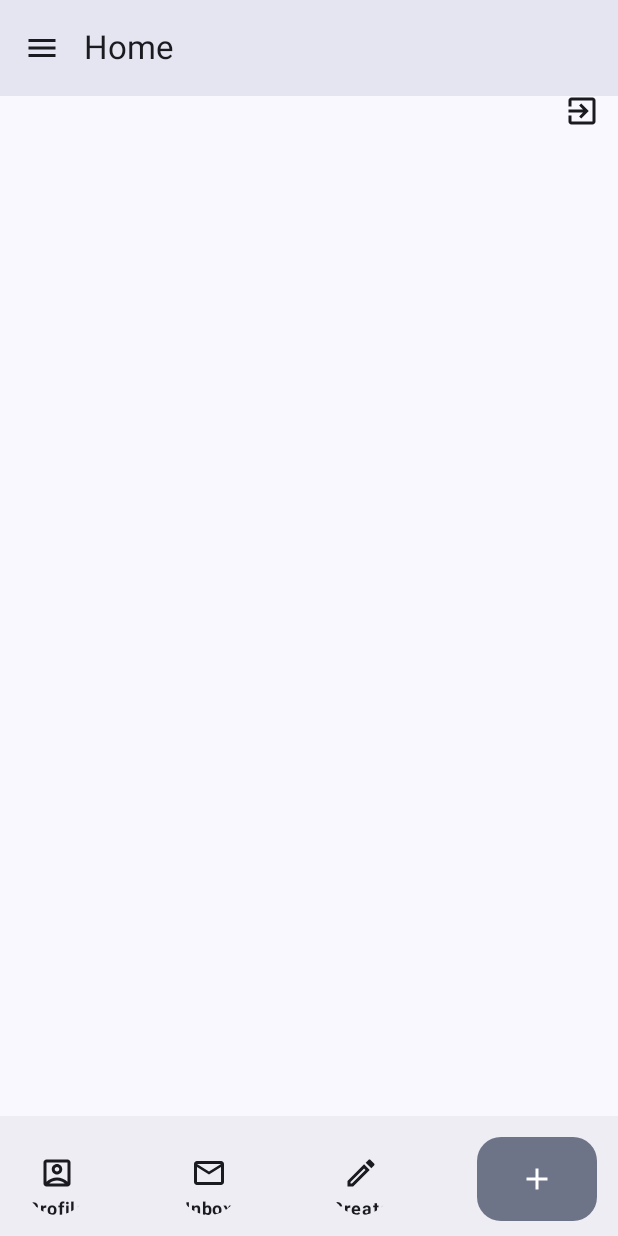
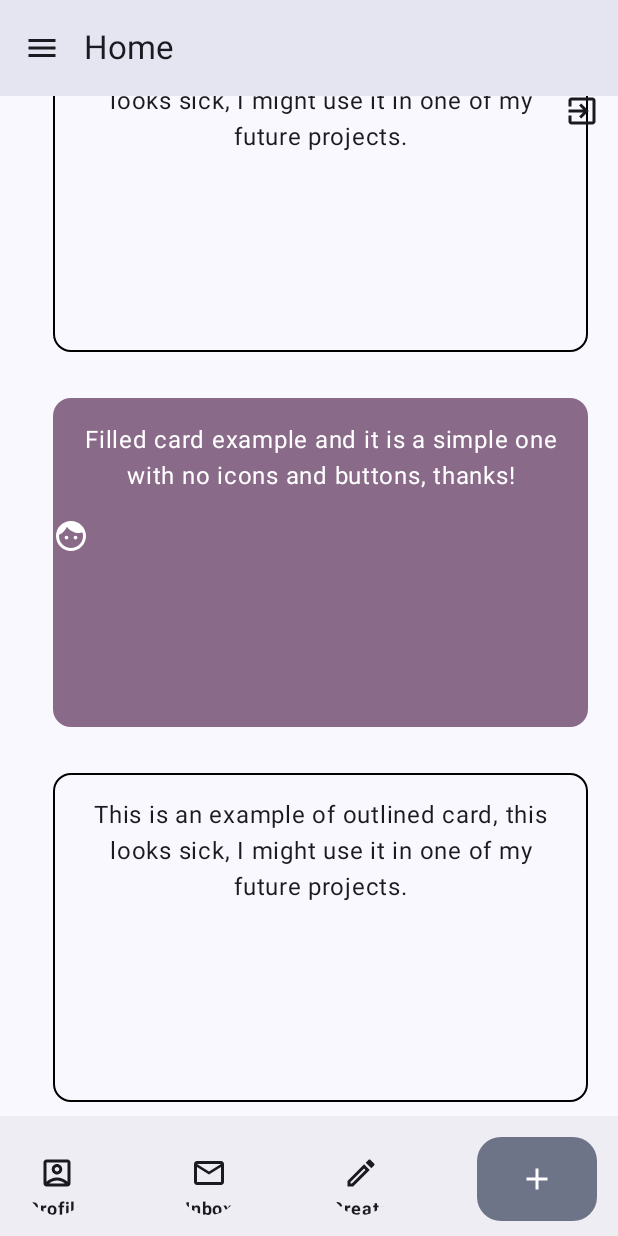
Before and after one commit to YadavYashvant/Compose-Material3, an Android app built with Jetpack Compose: the screen it shows after launch (MainActivity), on a phone screen of 412 x 824 dp. Run offline under Robolectric (Android 15) with nearby library versions, the phone set to English and light mode, and no system bars.

Commit message:
using FilledCard and OutlinedCard in content inside ModalNavigationBar

```diff
--- a/app/src/main/java/com/example/compose_material3/BottomNavigation.kt
+++ b/app/src/main/java/com/example/compose_material3/BottomNavigation.kt
@@ -1,9 +1,116 @@
 package com.example.compose_material3
 
+import androidx.compose.foundation.layout.Arrangement
+import androidx.compose.foundation.layout.Column
+import androidx.compose.foundation.layout.Row
 import androidx.compose.foundation.layout.RowScope
+import androidx.compose.foundation.layout.fillMaxHeight
+import androidx.compose.foundation.layout.fillMaxWidth
+import androidx.compose.foundation.layout.padding
+import androidx.compose.material.icons.Icons
+import androidx.compose.material.icons.filled.Add
+import androidx.compose.material.icons.outlined.AccountBox
+import androidx.compose.material.icons.outlined.Create
+import androidx.compose.material.icons.outlined.Email
+import androidx.compose.material3.BottomAppBar
+import androidx.compose.material3.BottomAppBarDefaults
+import androidx.compose.material3.ExtendedFloatingActionButton
+import androidx.compose.material3.FloatingActionButtonDefaults
+import androidx.compose.material3.Icon
+import androidx.compose.material3.IconButton
+import androidx.compose.material3.Text
 import androidx.compose.runtime.Composable
+import androidx.compose.ui.Alignment
+import androidx.compose.ui.Modifier
+import androidx.compose.ui.text.font.FontWeight
+import androidx.compose.ui.unit.dp
+import androidx.compose.ui.unit.sp
 
 @Composable
 fun BottomNavigation() {
+    BottomAppBar(
+        modifier = Modifier
+    ) {
+        Row(
+            horizontalArrangement = Arrangement.SpaceBetween,
+            modifier = Modifier
+                .fillMaxWidth()
+                .padding(horizontal = 10.dp),
+            verticalAlignment = Alignment.Bottom
+        ) {
 
+            IconButton(
+                onClick = {
+                },
+                modifier = Modifier
+                //.size(ButtonDefaults.IconSize)
+            ) {
+                Column(
+                    modifier = Modifier
+                        .fillMaxWidth()
+                ) {
+                    Icon(
+                        Icons.Outlined.AccountBox,
+                        contentDescription = "description",
+                        modifier = Modifier.align(Alignment.CenterHorizontally)
+                    )
+                    Text(text = "Profile", fontSize = 12.sp, modifier = Modifier
+                        .align(Alignment.CenterHorizontally),
+                        fontWeight = FontWeight.Bold
+                    )
+                }
+            }
+            IconButton(
+                onClick = { /*TODO*/ },
+                modifier = Modifier,
+            ) {
+                Column(
+                    modifier = Modifier
+                        .fillMaxWidth()
+                ) {
+                    Icon(
+                        Icons.Outlined.Email,
+                        contentDescription = "description",
+                        modifier = Modifier.align(Alignment.CenterHorizontally)
+                    )
+                    Text(text = "Inbox", fontSize = 12.sp, modifier = Modifier
+                        .align(Alignment.CenterHorizontally),
+                        fontWeight = FontWeight.Bold
+                    )
+                }
+            }
+            IconButton(
+                onClick = { /*TODO*/ },
+                modifier = Modifier
+            ) {
+                Column(
+                    modifier = Modifier
+                        .fillMaxWidth()
+                ) {
+                    Icon(
+                        Icons.Outlined.Create,
+                        contentDescription = "description",
+                        modifier = Modifier.align(Alignment.CenterHorizontally)
+                    )
+                    Text(text = "Create", fontSize = 12.sp, modifier = Modifier
+                        .align(Alignment.CenterHorizontally)
+                        .fillMaxWidth()
+                        .fillMaxHeight(),
+                        fontWeight = FontWeight.Bold
+                    )
+                }
+            }
+            ExtendedFloatingActionButton(
+                onClick = { /*TODO*/ },
+                containerColor = BottomAppBarDefaults.bottomAppBarFabColor,
+                elevation = FloatingActionButtonDefaults.bottomAppBarFabElevation(),
+                modifier = Modifier
+            ) {
+                Icon(
+                    imageVector = Icons.Filled.Add,
+                    contentDescription = "checking"
+                )
+            }
+        }
+    }
 }
--- a/app/src/main/java/com/example/compose_material3/DissmissibleNavigationDrawer.kt
+++ b/app/src/main/java/com/example/compose_material3/DissmissibleNavigationDrawer.kt
@@ -5,11 +5,17 @@ import androidx.compose.material3.ExperimentalMaterial3Api
 import androidx.compose.runtime.Composable
 import androidx.activity.compose.BackHandler
 import androidx.compose.foundation.background
+import androidx.compose.foundation.gestures.Orientation
+import androidx.compose.foundation.gestures.scrollable
+import androidx.compose.foundation.layout.Box
 import androidx.compose.foundation.layout.Column
 import androidx.compose.foundation.layout.Spacer
 import androidx.compose.foundation.layout.fillMaxSize
 import androidx.compose.foundation.layout.height
 import androidx.compose.foundation.layout.padding
+import androidx.compose.foundation.layout.paddingFromBaseline
+import androidx.compose.foundation.rememberScrollState
+import androidx.compose.foundation.verticalScroll
 import androidx.compose.material.icons.Icons
 import androidx.compose.material.icons.filled.Email
 import androidx.compose.material.icons.filled.Face
@@ -50,6 +56,7 @@ fun NavigationDrawer(
 
     val drawerState = rememberDrawerState(DrawerValue.Closed)
     val scope = rememberCoroutineScope()
+    val scrollState = rememberScrollState()
 
     val items = listOf(Icons.Default.Favorite, Icons.Default.Face, Icons.Default.Email, Icons.Default.Home, Icons.Filled.Settings, Icons.Filled.Search)
     val selectedItem = remember{
@@ -104,7 +111,31 @@ fun NavigationDrawer(
                 )
             },
             content = {
+                Box(
+                ) {
+                    Column(
+                        Modifier
+                            //.scrollable(scrollState, enabled = true, orientation = Orientation.Vertical)
+                            .verticalScroll(rememberScrollState())
+                    ) {
+                        OutlinedCardExample()
+                        FilledcardExample()
+                        OutlinedCardExample()
+                        OutlinedCardExample()
+                        FilledcardExample()
+                        OutlinedCardExample()
+                        FilledcardExample()
+                        OutlinedCardExample()
+                        FilledcardExample()
+                        OutlinedCardExample()
+                        FilledcardExample()
+                        OutlinedCardExample()
+                        FilledcardExample()
+                        OutlinedCardExample()
 
+
+                    }
+                }
             }
         )
     }
--- a/app/src/main/java/com/example/compose_material3/FilledCard.kt
+++ b/app/src/main/java/com/example/compose_material3/FilledCard.kt
@@ -1,6 +1,8 @@
 package com.example.compose_material3
 
+import androidx.compose.foundation.layout.absolutePadding
 import androidx.compose.foundation.layout.padding
+import androidx.compose.foundation.layout.paddingFromBaseline
 import androidx.compose.foundation.layout.size
 import androidx.compose.material.icons.Icons
 import androidx.compose.material.icons.filled.Face
@@ -22,8 +24,9 @@ fun FilledcardExample() {
             containerColor = MaterialTheme.colorScheme.tertiaryContainer
         ),
         modifier = Modifier
-            .size(width = 220.dp, height = 250.dp)
-            .padding(vertical = 40.dp)
+            .size(width = 420.dp, height = 250.dp)
+            .padding(vertical = 15.dp, horizontal =20.dp)
+            .absolutePadding(left = 15.dp)
     ) {
         Text(
             text = "Filled card example and it is a simple one with no icons and buttons, thanks!",
--- a/app/src/main/java/com/example/compose_material3/MainActivity.kt
+++ b/app/src/main/java/com/example/compose_material3/MainActivity.kt
@@ -109,92 +109,13 @@ class MainActivity : ComponentActivity() {
                         ) {
                             Dialog()
                         }
-                        BottomAppBar(
-                            modifier = Modifier
-                                .fillMaxWidth()
-                                .align(Alignment.BottomCenter)
-                        ) {
-                            Row(
-                                horizontalArrangement = Arrangement.SpaceBetween,
-                                modifier = Modifier
-                                    .fillMaxWidth()
-                                    .padding(horizontal = 10.dp),
-                                verticalAlignment = Alignment.Bottom
-                            ) {
 
-                                IconButton(
-                                    onClick = {
-                                    },
-                                    modifier = Modifier
-                                    //.size(ButtonDefaults.IconSize)
-                                ) {
-                                    Column(
-                                        modifier = Modifier
-                                            .fillMaxWidth()
-                                    ) {
-                                        Icon(
-                                            Icons.Outlined.AccountBox,
-                                            contentDescription = "description",
-                                            modifier = Modifier.align(Alignment.CenterHorizontally)
-                                        )
-                                        Text(text = "Profile", fontSize = 12.sp, modifier = Modifier
-                                            .align(Alignment.CenterHorizontally),
-                                            fontWeight = FontWeight.Bold
-                                        )
-                                    }
-                                }
-                                IconButton(
-                                    onClick = { /*TODO*/ },
-                                    modifier = Modifier,
-                                ) {
-                                    Column(
-                                        modifier = Modifier
-                                            .fillMaxWidth()
-                                    ) {
-                                        Icon(
-                                            Icons.Outlined.Email,
-                                            contentDescription = "description",
-                                            modifier = Modifier.align(Alignment.CenterHorizontally)
-                                        )
-                                        Text(text = "Inbox", fontSize = 12.sp, modifier = Modifier
-                                            .align(Alignment.CenterHorizontally),
-                                            fontWeight = FontWeight.Bold
-                                        )
-                                    }
-                                }
-                                IconButton(
-                                    onClick = { /*TODO*/ },
-                                    modifier = Modifier
-                                ) {
-                                    Column(
-                                        modifier = Modifier
-                                            .fillMaxWidth()
-                                    ) {
-                                        Icon(
-                                            Icons.Outlined.Create,
-                                            contentDescription = "description",
-                                            modifier = Modifier.align(Alignment.CenterHorizontally)
-                                        )
-                                        Text(text = "Create", fontSize = 12.sp, modifier = Modifier
-                                            .align(Alignment.CenterHorizontally)
-                                            .fillMaxWidth()
-                                            .fillMaxHeight(),
-                                            fontWeight = FontWeight.Bold
-                                        )
-                                    }
-                                }
-                                ExtendedFloatingActionButton(
-                                    onClick = { /*TODO*/ },
-                                    containerColor = BottomAppBarDefaults.bottomAppBarFabColor,
-                                    elevation = FloatingActionButtonDefaults.bottomAppBarFabElevation(),
-                                    modifier = Modifier
-                                ) {
-                                    Icon(
-                                        imageVector = Icons.Filled.Add,
-                                        contentDescription = "checking"
-                                    )
-                                }
-                            }
+
+
+                        Box (
+                            modifier = Modifier.align(Alignment.BottomCenter)
+                        ){
+                            BottomNavigation()
                         }
                     }
                 }
--- a/app/src/main/java/com/example/compose_material3/OutlinedCard.kt
+++ b/app/src/main/java/com/example/compose_material3/OutlinedCard.kt
@@ -1,6 +1,7 @@
 package com.example.compose_material3
 
 import androidx.compose.foundation.BorderStroke
+import androidx.compose.foundation.layout.absolutePadding
 import androidx.compose.foundation.layout.padding
 import androidx.compose.foundation.layout.size
 import androidx.compose.material3.CardDefaults
@@ -21,8 +22,9 @@ fun OutlinedCardExample() {
         ),
         border = BorderStroke(1.dp, Color.Black),
         modifier = Modifier
-            .size(width = 240.dp, height = 220.dp)
-            .padding(16.dp)
+            .size(width = 420.dp, height = 250.dp)
+            .padding(vertical = 15.dp, horizontal =20.dp)
+            .absolutePadding(left = 15.dp)
     ) {
         Text(
             text = "This is an example of outlined card, this looks sick, I might use it in one of my future projects.",
```
